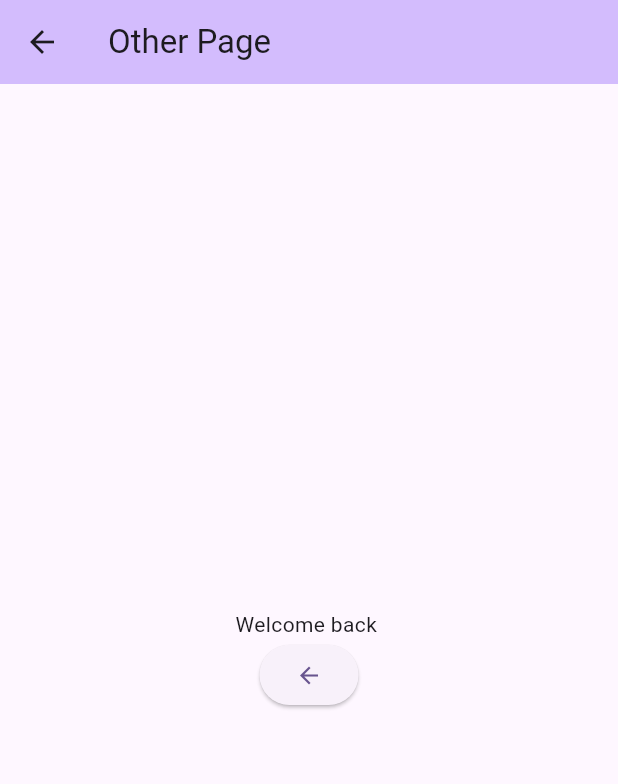
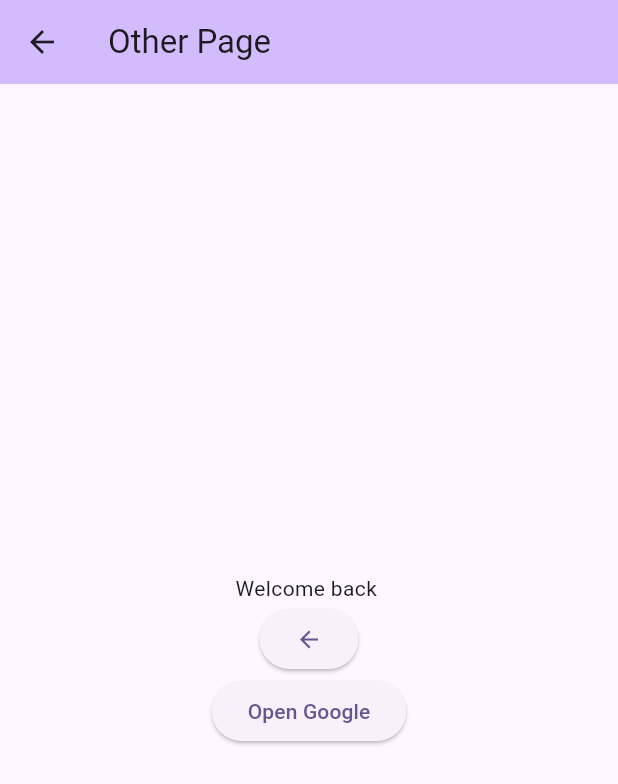
Before and after one commit to olaassaad/my_cst2335_labs, a Flutter app: the OtherPage screen opened by its route, on a phone screen of 412 x 824 dp. Shown: the top 784 px of the screen. Run offline on Flutter 3.47's test engine with Material 3 defaults, Android fonts, the phone set to English and light mode, and no system bars.

Commit message:
Starting Other Apps. Launching URL

```diff
--- a/lib/OtherPage.dart
+++ b/lib/OtherPage.dart
@@ -1,4 +1,5 @@
 import 'package:flutter/material.dart';
+import 'package:url_launcher/url_launcher.dart';
 
 import 'DataRepository.dart';
 
@@ -29,6 +30,10 @@ class OtherPageState extends State<OtherPage> {
                     onPressed: () => Navigator.pop(context),
                     child: const Icon(Icons.arrow_back),
                 ),
+                ElevatedButton(
+                    onPressed: () => launchUrl(Uri.parse("https://www.google.com")),
+                    child: const Text("Open Google"),
+                ),
               ],
             )
         )
--- a/pubspec.yaml
+++ b/pubspec.yaml
@@ -35,6 +35,7 @@ dependencies:
   # The following adds the Cupertino Icons font to your application.
   # Use with the CupertinoIcons class for iOS style icons.
   cupertino_icons: ^1.0.8
+  url_launcher: ^6.3.1
 
 dev_dependencies:
   flutter_test:
```
Also changed, not shown: pubspec.lock, 5 other files.
